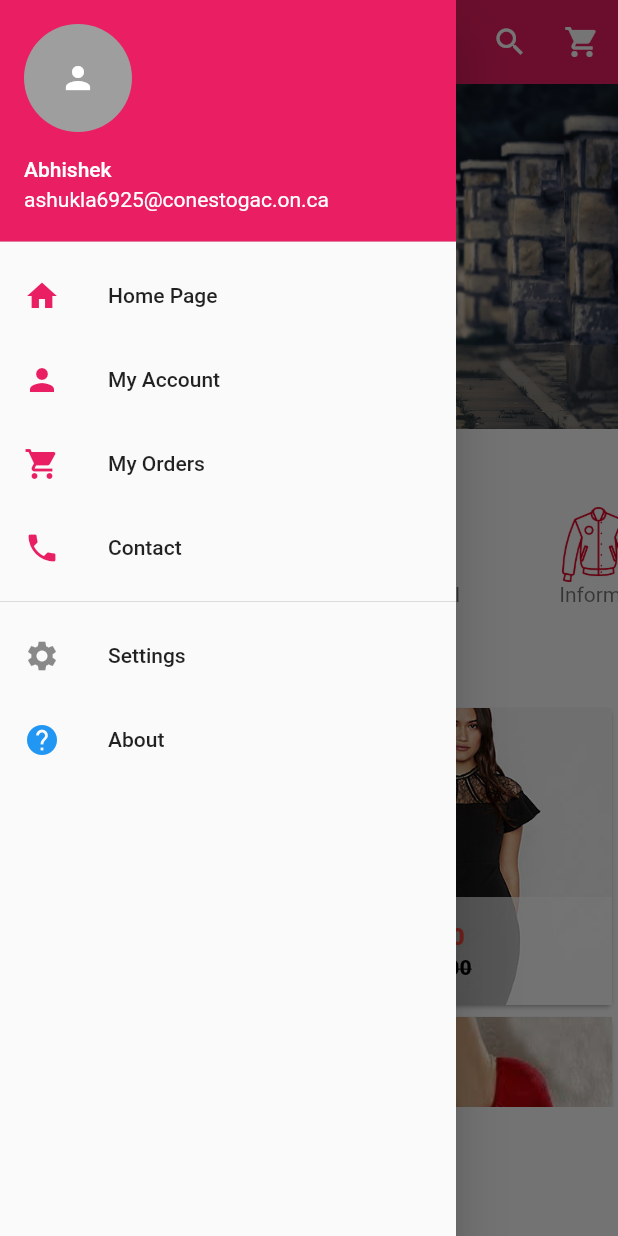
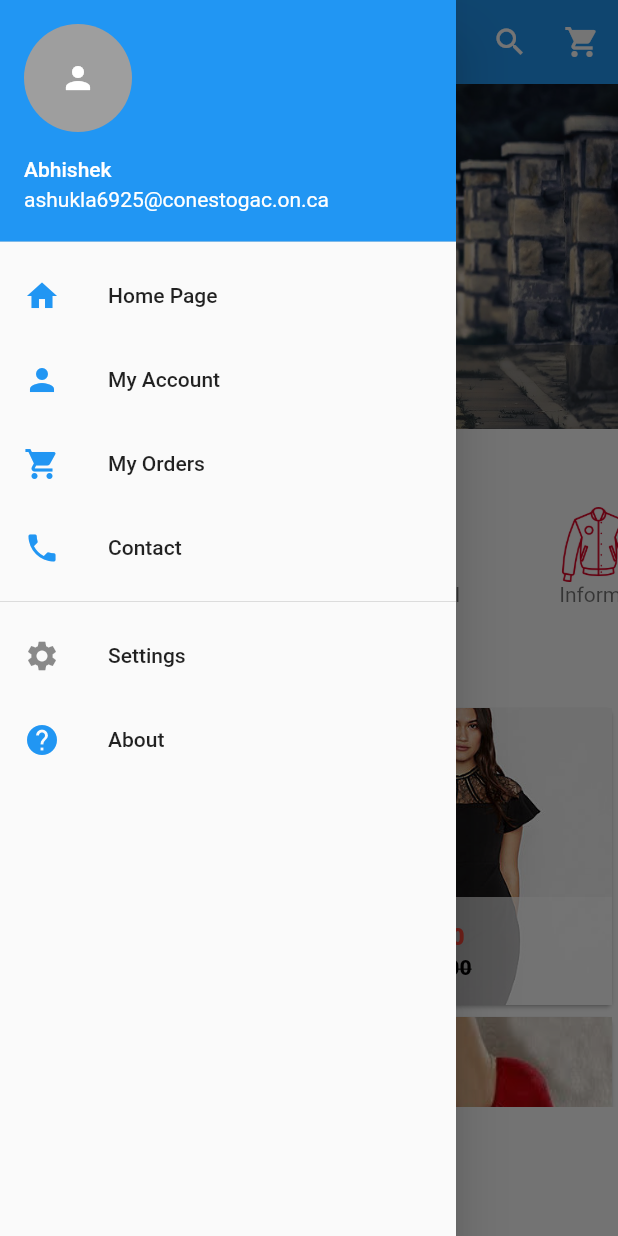
Before and after one commit to astrofx123/flutter_app, a Flutter app: the screen it shows after launch, with the side drawer open, on a phone screen of 412 x 824 dp. Run offline on Flutter 3.47's test engine with Material 2 defaults, Android fonts, the phone set to English and light mode, and no system bars; drawn by our look-alikes of carousel_pro.

Commit message:
color changes and new design

```diff
--- a/lib/components/MenuDrawer.dart
+++ b/lib/components/MenuDrawer.dart
@@ -29,7 +29,7 @@ class _MenuDrawerState extends State<MenuDrawer> {
                 ),
               ),
               decoration: new BoxDecoration(
-                  color: Colors.pink
+                  color: Colors.blue
               ),
             ),
 
@@ -42,7 +42,7 @@ class _MenuDrawerState extends State<MenuDrawer> {
               onTap: (){},
               child: ListTile(
                 title: Text('Home Page'),
-                leading: Icon(Icons.home, color: Colors.pink),
+                leading: Icon(Icons.home, color: Colors.blue),
               ),
             ),
 
@@ -50,7 +50,7 @@ class _MenuDrawerState extends State<MenuDrawer> {
               onTap: (){},
               child: ListTile(
                 title: Text('My Account'),
-                leading: Icon(Icons.person, color: Colors.pink),
+                leading: Icon(Icons.person, color: Colors.blue),
               ),
             ),
 
@@ -58,7 +58,7 @@ class _MenuDrawerState extends State<MenuDrawer> {
               onTap: (){},
               child: ListTile(
                 title: Text('My Orders'),
-                leading: Icon(Icons.shopping_cart, color: Colors.pink),
+                leading: Icon(Icons.shopping_cart, color: Colors.blue),
               ),
             ),
 
@@ -66,7 +66,7 @@ class _MenuDrawerState extends State<MenuDrawer> {
               onTap: (){},
               child: ListTile(
                 title: Text('Contact'),
-                leading: Icon(Icons.phone, color: Colors.pink),
+                leading: Icon(Icons.phone, color: Colors.blue),
               ),
             ),
 
--- a/lib/main.dart
+++ b/lib/main.dart
@@ -1,3 +1,6 @@
+//--no-sound-null-safety
+// @dart=2.9
+
 import 'package:flutter/material.dart';
 import 'package:carousel_pro/carousel_pro.dart';
 
@@ -5,6 +8,8 @@ import 'package:carousel_pro/carousel_pro.dart';
 import 'package:app_project/components/MenuDrawer.dart';
 import 'package:app_project/components/HorizontalSlider.dart';
 import 'package:app_project/components/products.dart';
+
+
 
 void main() {
   runApp(
@@ -16,7 +21,6 @@ void main() {
 }
 
 class HomePage extends StatefulWidget {
-  const HomePage({Key? key}) : super(key: key);
 
   @override
   State<HomePage> createState() => _HomePageState();
@@ -49,8 +53,8 @@ class _HomePageState extends State<HomePage> {
 
       appBar: new AppBar(
           elevation: 0.2,
-          backgroundColor: Colors.pink,
-          title: Text('Grocery App'),
+          backgroundColor: Colors.blue,
+          title: Text('Shopping App'),
           actions: <Widget>[
             new IconButton(onPressed: null, icon: Icon(Icons.search, color: Colors.white)),
             new IconButton(onPressed: null, icon: Icon(Icons.shopping_cart, color: Colors.white))
```
Also changed, not shown: lib/components/products.dart (+16 -1 lines), lib/pages/productDetails.dart (added, +148 -0 lines), 1 other file.
